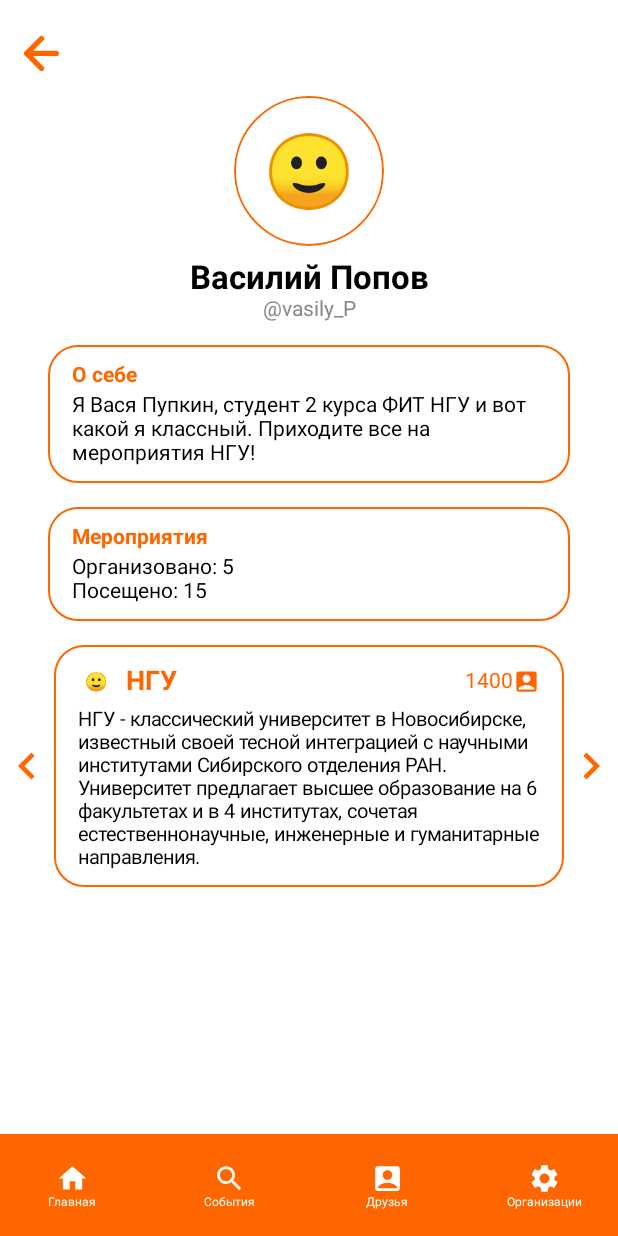
After one commit to True-Business/eventhub-android-client, an Android app built with Jetpack Compose: the ProfilePage screen opened through its navigation route, on a phone screen of 412 x 824 dp. The commit adds this screen. Run offline under Robolectric (Android 15) with nearby library versions, the phone set to English and light mode, and no system bars; network calls fail.

Commit message:
Add profile UI

```diff
--- a/app/src/main/java/ru/truebusiness/liveposter_android_client/NavController.kt
+++ b/app/src/main/java/ru/truebusiness/liveposter_android_client/NavController.kt
@@ -14,6 +14,8 @@ import ru.truebusiness.liveposter_android_client.repository.EventRepository
 import ru.truebusiness.liveposter_android_client.view.EventDetailsPage
 import ru.truebusiness.liveposter_android_client.view.FriendsPage
 import ru.truebusiness.liveposter_android_client.view.MainPage
+import ru.truebusiness.liveposter_android_client.view.ProfilePage
+import ru.truebusiness.liveposter_android_client.view.ProfileSettingsPage
 import ru.truebusiness.liveposter_android_client.view.SearchPage
 import ru.truebusiness.liveposter_android_client.view.registration.RegistrationPage
 import ru.truebusiness.liveposter_android_client.view.registration.RegistrationPageEmailVerification
@@ -100,6 +102,13 @@ fun AppNavigation(
             )
         }
 
+        composable("profile-settings") {
+            ProfileSettingsPage(navController)
+        }
+        composable("profile") {
+            ProfilePage(navController)
+        }
+
         /* Нижний блок навигации по приложению */
 
         composable(
--- /dev/null
+++ b/app/src/main/java/ru/truebusiness/liveposter_android_client/view/ProfilePage.kt
@@ -0,0 +1,253 @@
+package ru.truebusiness.liveposter_android_client.view
+
+import androidx.compose.foundation.Image
+import androidx.compose.foundation.background
+import androidx.compose.foundation.border
+import androidx.compose.foundation.clickable
+import androidx.compose.foundation.layout.*
+import androidx.compose.foundation.layout.Arrangement
+import androidx.compose.foundation.shape.CircleShape
+import androidx.compose.foundation.shape.RoundedCornerShape
+import androidx.compose.material.icons.Icons
+import androidx.compose.material.icons.automirrored.filled.KeyboardArrowLeft
+import androidx.compose.material.icons.automirrored.filled.KeyboardArrowRight
+import androidx.compose.material.icons.filled.AccountBox
+import androidx.compose.material3.Icon
+import androidx.compose.material3.Scaffold
+import androidx.compose.material3.Text
+import androidx.compose.runtime.*
+import androidx.compose.ui.Alignment
+import androidx.compose.ui.Modifier
+import androidx.compose.ui.draw.clip
+import androidx.compose.ui.graphics.Brush
+import androidx.compose.ui.graphics.Color
+import androidx.compose.ui.layout.ContentScale
+import androidx.compose.ui.res.painterResource
+import androidx.compose.ui.text.font.FontWeight
+import androidx.compose.ui.unit.dp
+import androidx.compose.ui.unit.sp
+import androidx.lifecycle.viewmodel.compose.viewModel
+import androidx.navigation.NavController
+import ru.truebusiness.liveposter_android_client.R
+import ru.truebusiness.liveposter_android_client.view.components.AppNavigationBar
+import ru.truebusiness.liveposter_android_client.view.components.InfoSurface
+import ru.truebusiness.liveposter_android_client.view.viewmodel.Organization
+import ru.truebusiness.liveposter_android_client.view.viewmodel.ProfileViewModel
+
+@Composable
+fun ProfilePage(
+    navController: NavController,
+    profileViewModel: ProfileViewModel = viewModel()
+) {
+    val uiState = profileViewModel.uiState.value
+
+    Box(
+        modifier = Modifier
+            .fillMaxSize()
+            .background(Color.White)
+    ) {
+        Scaffold(
+            bottomBar = {
+                AppNavigationBar(
+                    navController,
+                    selectedRoute = "profile-settings"
+                )
+            },
+            containerColor = Color.Transparent
+        ) { padding ->
+            Column(
+                modifier = Modifier
+                    .padding(padding)
+                    .fillMaxSize(),
+                horizontalAlignment = Alignment.CenterHorizontally,
+                verticalArrangement = Arrangement.spacedBy(16.dp)
+            ) {
+                Spacer(Modifier.height(8.dp))
+                Column(
+                    modifier = Modifier.padding(horizontal = 16.dp),
+                    verticalArrangement = Arrangement.spacedBy(16.dp)
+                ) {
+                    Image(
+                        painter = painterResource(id = R.drawable.back_buttom),
+                        contentDescription = "back buttom",
+                        modifier = Modifier
+                            .size(24.dp)
+                            .clickable { navController.navigate("profile-settings") },
+                        contentScale = ContentScale.Crop
+                    )
+                    ProfileIconView(uiState.name, uiState.username)
+
+                    AboutYourselfView(uiState.about)
+
+                    StatisticsView(uiState.eventsCreated, uiState.eventsVisited)
+                }
+
+                OrganizationsView(
+                    uiState.organizations,
+                    uiState.currentOrganizationIndex,
+                    profileViewModel::prevOrganization,
+                    profileViewModel::nextOrganization
+                )
+            }
+        }
+    }
+}
+
+@Composable
+fun OrganizationsView(
+    organizations: List<Organization>,
+    currentOrganizationIndex: Int,
+    prevOrganization: () -> Unit,
+    nextOrganization: () -> Unit
+) {
+    val currentOrg = organizations.getOrNull(currentOrganizationIndex)
+
+    if (currentOrg != null) {
+        Row(
+            modifier = Modifier.fillMaxWidth(),
+            verticalAlignment = Alignment.CenterVertically,
+            horizontalArrangement = Arrangement.Center
+        ) {
+            if (organizations.size > 1) {
+                Icon(
+                    imageVector = Icons.AutoMirrored.Filled.KeyboardArrowLeft,
+                    contentDescription = "Previous organization",
+                    tint = Color(0xFFFF6600),
+                    modifier = Modifier
+                        .size(36.dp)
+                        .clickable { prevOrganization() }
+                )
+            } else {
+                Spacer(Modifier.width(36.dp))
+            }
+
+            Box(
+                modifier = Modifier
+                    .weight(1f)
+                    .background(
+                        color = Color.White,
+                        shape = RoundedCornerShape(20.dp)
+                    )
+                    .border(width = 1.dp, Color(0xFFFF6600), RoundedCornerShape(20.dp))
+                    .clip(RoundedCornerShape(20.dp))
+                    .padding(vertical = 12.dp, horizontal = 16.dp),
+                contentAlignment = Alignment.Center
+            ) {
+                Column {
+                    Row(verticalAlignment = Alignment.CenterVertically) {
+                        Box(
+                            modifier = Modifier
+                                .size(24.dp)
+                                .clip(CircleShape)
+                                .background(Color.White),
+                            contentAlignment = Alignment.Center
+                        ) {
+                            Text("🙂", fontSize = 12.sp)
+                        }
+                        Spacer(Modifier.width(8.dp))
+                        Text(
+                            text = currentOrg.name,
+                            fontSize = 18.sp,
+                            fontWeight = FontWeight.Bold,
+                            color = Color(0xFFFF6600)
+                        )
+                        Spacer(Modifier.weight(1f))
+                        Text(
+                            text = "${currentOrg.membersCount}",
+                            color = Color(0xFFFF6600),
+                            fontSize = 14.sp
+                        )
+                        Icon(
+                            imageVector = Icons.Default.AccountBox,
+                            contentDescription = null,
+                            tint = Color(0xFFFF6600),
+                            modifier = Modifier.size(18.dp)
+                        )
+                    }
+                    Spacer(Modifier.height(6.dp))
+                    Text(
+                        text = currentOrg.description,
+                        fontSize = 13.sp
+                    )
+                }
+            }
+
+            if (organizations.size > 1) {
+                Icon(
+                    imageVector = Icons.AutoMirrored.Filled.KeyboardArrowRight,
+                    contentDescription = "Next organization",
+                    tint = Color(0xFFFF6600),
+                    modifier = Modifier
+                        .size(36.dp)
+                        .clickable { nextOrganization() }
+                )
+            } else {
+                Spacer(Modifier.width(36.dp))
+            }
+        }
+    }
+}
+
+@Composable
+fun StatisticsView(eventsCreated: Int, eventsVisited: Int) {
+    InfoSurface {
+        ProfileSection(
+            title = "Мероприятия",
+            content = "Организовано: $eventsCreated\nПосещено: $eventsVisited"
+        )
+    }
+}
+
+@Composable
+fun AboutYourselfView(description: String) {
+    InfoSurface {
+        ProfileSection(
+            title = "О себе",
+            content = description
+        )
+    }
+}
+
+@Composable
+fun ProfileIconView(
+    //TODO image
+    name: String,
+    username: String
+) {
+    Column(
+        modifier = Modifier.fillMaxWidth(),
+        horizontalAlignment = Alignment.CenterHorizontally,
+        verticalArrangement = Arrangement.Center
+    ) {
+        Box(
+            modifier = Modifier
+                .size(100.dp)
+                .clip(CircleShape)
+                .background(Color.White)
+                .border(
+                    width = 1.dp,
+                    color = Color(0xFFFF6600),
+                    shape = CircleShape
+                ),
+            contentAlignment = Alignment.Center
+        ) {
+            Text("🙂", fontSize = 48.sp)
+        }
+
+        Spacer(Modifier.height(8.dp))
+        Text(name, fontWeight = FontWeight.Bold, fontSize = 22.sp)
+        Text(username, fontSize = 14.sp, color = Color.Gray)
+    }
+}
+
+@Composable
+private fun ProfileSection(title: String, content: String) {
+    Column(
+        modifier = Modifier.fillMaxWidth(),
+        horizontalAlignment = Alignment.Start
+    ) {
+        Text(title, color = Color(0xFFFF6600), fontWeight = FontWeight.Bold)
+        Spacer(Modifier.height(4.dp))
+        Text(content, fontSize = 14.sp)
+    }
+}
--- /dev/null
+++ b/app/src/main/java/ru/truebusiness/liveposter_android_client/view/components/AppNavigationBar.kt
@@ -0,0 +1,106 @@
+package ru.truebusiness.liveposter_android_client.view.components
+
+import android.app.Activity
+import androidx.compose.foundation.background
+import androidx.compose.foundation.interaction.MutableInteractionSource
+import androidx.compose.foundation.layout.*
+import androidx.compose.foundation.shape.CircleShape
+import androidx.compose.material.icons.Icons
+import androidx.compose.material.icons.filled.AccountBox
+import androidx.compose.material.icons.filled.Home
+import androidx.compose.material.icons.filled.Search
+import androidx.compose.material.icons.filled.Settings
+import androidx.compose.material3.*
+import androidx.compose.runtime.Composable
+import androidx.compose.runtime.LaunchedEffect
+import androidx.compose.runtime.remember
+import androidx.compose.ui.Alignment
+import androidx.compose.ui.Modifier
+import androidx.compose.ui.draw.clip
+import androidx.compose.ui.graphics.Color
+import androidx.compose.ui.graphics.toArgb
+import androidx.compose.ui.graphics.vector.ImageVector
+import androidx.compose.ui.platform.LocalContext
+import androidx.compose.ui.platform.LocalView
+import androidx.compose.ui.unit.dp
+import androidx.compose.ui.unit.sp
+import androidx.core.view.WindowCompat
+import androidx.navigation.NavController
+
+@Composable
+fun AppNavigationBar(
+    navController: NavController,
+    selectedRoute: String
+) {
+    val orange = Color(0xFFFF6600)
+    val darkOrange = Color(0xFFE55A00)
+
+    val items = listOf(
+        NavItem("main", "Главная", Icons.Default.Home),
+        NavItem("events", "События", Icons.Default.Search),
+        NavItem("friends", "Друзья", Icons.Default.AccountBox),
+        NavItem("organizations", "Организации", Icons.Default.Settings)
+    )
+
+    val context = LocalContext.current
+    val view = LocalView.current
+    LaunchedEffect(Unit) {
+        val window = (context as? Activity)?.window
+        window?.let {
+            WindowCompat.getInsetsController(it, view).isAppearanceLightNavigationBars = false
+            it.navigationBarColor = orange.toArgb()
+        }
+    }
+
+    NavigationBar(
+        containerColor = orange,
+        modifier = Modifier
+            .windowInsetsPadding(WindowInsets.navigationBars)
+            .height(68.dp),
+        tonalElevation = 0.dp
+    ) {
+        items.forEach { item ->
+            val selected = selectedRoute == item.route
+
+            NavigationBarItem(
+                selected = selected,
+                onClick = { navController.navigate(item.route) },
+                icon = {
+                    Box(
+                        modifier = Modifier
+                            .padding(vertical = 2.dp)
+                            .clip(CircleShape)
+                            .background(if (selected) darkOrange else Color.Transparent)
+                            .padding(horizontal = 16.dp, vertical = 6.dp),
+                        contentAlignment = Alignment.Center
+                    ) {
+                        Column(horizontalAlignment = Alignment.CenterHorizontally) {
+                            Icon(
+                                imageVector = item.icon,
+                                contentDescription = item.label,
+                                tint = Color.White,
+                                modifier = Modifier.size(22.dp)
+                            )
+                            Text(
+                                text = item.label,
+                                color = Color.White,
+                                fontSize = 8.sp,
+                                maxLines = 1
+                            )
+                        }
+                    }
+                },
+                label = {},
+                alwaysShowLabel = false,
+                colors = NavigationBarItemDefaults.colors(
+                    indicatorColor = Color.Transparent,
+                    selectedIconColor = Color.White,
+                    unselectedIconColor = Color.White
+                ),
+                interactionSource = remember { MutableInteractionSource() }
+            )
+        }
+    }
+}
+
+data class NavItem(val route: String, val label: String, val icon: ImageVector)
--- /dev/null
+++ b/app/src/main/java/ru/truebusiness/liveposter_android_client/view/components/InfoSurface.kt
@@ -0,0 +1,39 @@
+package ru.truebusiness.liveposter_android_client.view.components
+
+import androidx.compose.foundation.background
+import androidx.compose.foundation.border
+import androidx.compose.foundation.layout.Box
+import androidx.compose.foundation.layout.BoxScope
+import androidx.compose.foundation.layout.fillMaxWidth
+import androidx.compose.foundation.layout.padding
+import androidx.compose.foundation.shape.RoundedCornerShape
+import androidx.compose.runtime.Composable
+import androidx.compose.ui.Alignment
+import androidx.compose.ui.Modifier
+import androidx.compose.ui.draw.clip
+import androidx.compose.ui.graphics.Brush
+import androidx.compose.ui.graphics.Color
+import androidx.compose.ui.unit.Dp
+import androidx.compose.ui.unit.dp
+
+@Composable
+fun InfoSurface(
+    modifier: Modifier = Modifier,
+    cornerRadius: Dp = 20.dp,
+    content: @Composable BoxScope.() -> Unit
+) {
+    Box(
+        modifier = modifier
+            .fillMaxWidth()
+            .padding(horizontal = 16.dp)
+            .background(
+                color = Color.White,
+                shape = RoundedCornerShape(cornerRadius)
+            )
+            .border(width = 1.dp, Color(0xFFFF6600), RoundedCornerShape(cornerRadius))
+            .clip(RoundedCornerShape(cornerRadius))
+            .padding(vertical = 12.dp, horizontal = 16.dp),
+        contentAlignment = Alignment.Center,
+        content = content
+    )
+}
--- /dev/null
+++ b/app/src/main/java/ru/truebusiness/liveposter_android_client/view/viewmodel/ProfileViewModel.kt
@@ -0,0 +1,67 @@
+package ru.truebusiness.liveposter_android_client.view.viewmodel
+
+import androidx.compose.runtime.mutableStateOf
+import androidx.lifecycle.ViewModel
+
+class ProfileViewModel : ViewModel() {
+    private val TAG = "PROFILE_VIEW_MODEL"
+    private val _uiState = mutableStateOf(
+        ProfileUiState(
+            name = "Василий Попов",
+            username = "@vasily_P",
+            about = "Я Вася Пупкин, студент 2 курса ФИТ НГУ и вот какой я классный. Приходите все на мероприятия НГУ!",
+            eventsCreated = 5,
+            eventsVisited = 15,
+            organizations = listOf(
+                Organization(
+                    name = "НГУ",
+                    membersCount = 1400,
+                    description = "НГУ - классический университет в Новосибирске, известный своей тесной интеграцией с научными институтами Сибирского отделения РАН. Университет предлагает высшее образование на 6 факультетах и в 4 институтах, сочетая естественнонаучные, инженерные и гуманитарные направления.",
+                    imageUrl = ""
+                ),
+                Organization(
+                    name = "IT Клуб",
+                    membersCount = 230,
+                    description = "Клуб, объединяющий студентов и выпускников, увлечённых IT-проектами и разработкой.",
+                    imageUrl = ""
+                )
+            )
+        )
+    )
+    val uiState = _uiState
+
+    fun nextOrganization() {
+        val list = _uiState.value.organizations
+        if (list.size > 1) {
+            _uiState.value = _uiState.value.copy(
+                currentOrganizationIndex = (_uiState.value.currentOrganizationIndex + 1) % list.size
+            )
+        }
+    }
+
+    fun prevOrganization() {
+        val list = _uiState.value.organizations
+        if (list.size > 1) {
+            _uiState.value = _uiState.value.copy(
+                currentOrganizationIndex = (_uiState.value.currentOrganizationIndex - 1 + list.size) % list.size
+            )
+        }
+    }
+}
+
+data class ProfileUiState(
+    val name: String,
+    val username: String,
+    val about: String,
+    val eventsCreated: Int,
+    val eventsVisited: Int,
+    val organizations: List<Organization>,
+    val currentOrganizationIndex: Int = 0
+)
+
+data class Organization(
+    val name: String,
+    val membersCount: Int,
+    val description: String,
+    val imageUrl: String
+)
--- /dev/null
+++ b/app/src/main/res/drawable/back_buttom.xml
@@ -0,0 +1,13 @@
+<vector xmlns:android="http://schemas.android.com/apk/res/android"
+    android:width="17dp"
+    android:height="17dp"
+    android:viewportWidth="17"
+    android:viewportHeight="17">
+  <path
+      android:pathData="M15.25,8.25H1.25M1.25,8.25L8.25,15.25M1.25,8.25L8.25,1.25"
+      android:strokeLineJoin="round"
+      android:strokeWidth="2.5"
+      android:fillColor="#00000000"
+      android:strokeColor="#FF6600"
+      android:strokeLineCap="round"/>
+</vector>
```
Also changed, not shown: app/src/main/java/ru/truebusiness/liveposter_android_client/view/MainPage.kt (+31 -26 lines), app/src/main/java/ru/truebusiness/liveposter_android_client/view/ProfileSettingsPage.kt (added, +152 -0 lines), app/src/main/java/ru/truebusiness/liveposter_android_client/view/viewmodel/ProfileSettingsViewModel.kt (added, +32 -0 lines), gradle/libs.versions.toml (line endings or trailing spaces).
